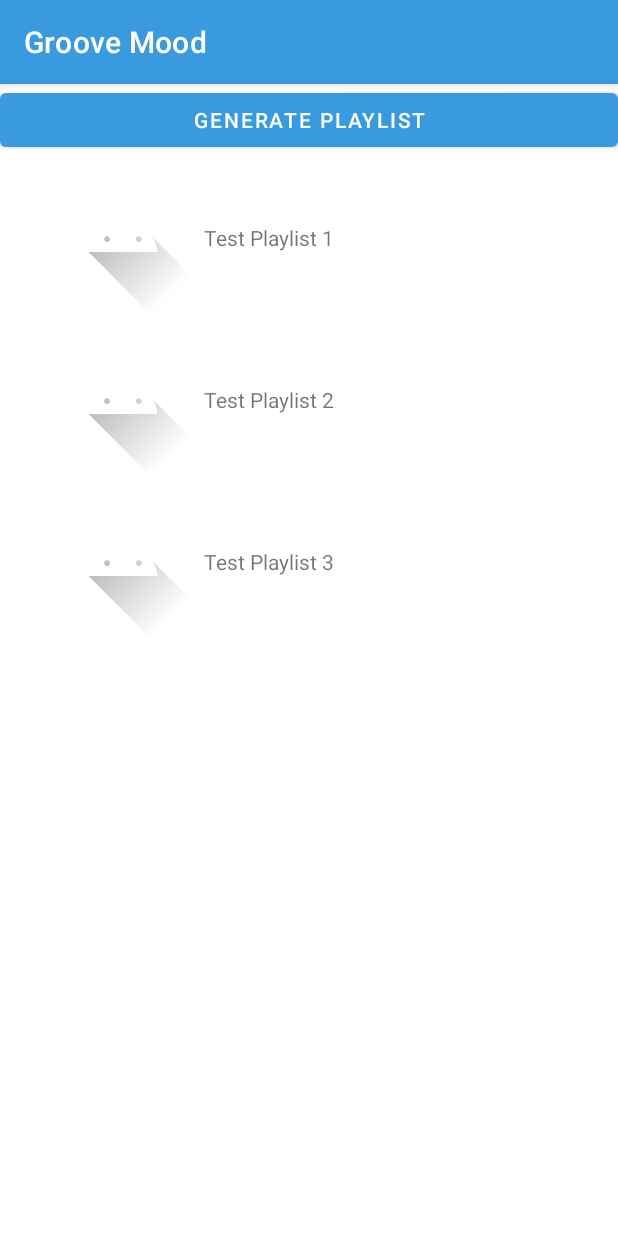
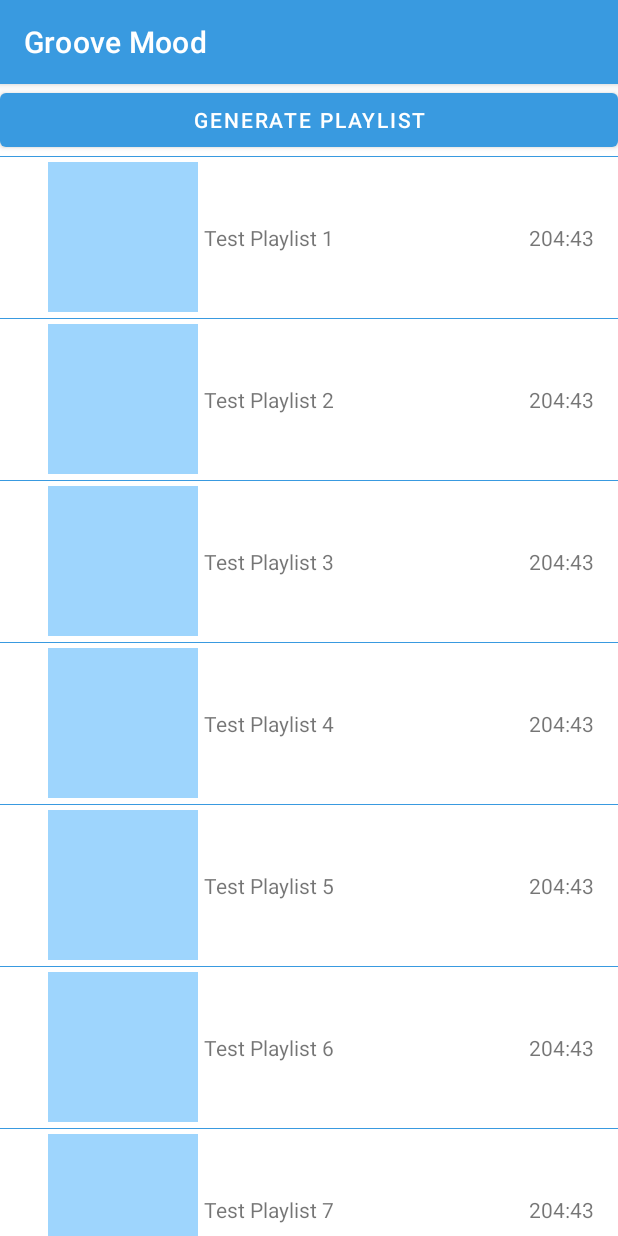
Before and after one commit to TristanStreich/GrooveMood, an Android app: the screen it shows after launch (MainActivity), on a phone screen of 412 x 824 dp. Run offline under Robolectric (Android 15) with nearby library versions, the phone set to English and light mode, and no system bars.

Commit message:
added scrolling on home screen

```diff
--- a/app/src/main/java/com/example/groovemood/MainActivity.java
+++ b/app/src/main/java/com/example/groovemood/MainActivity.java
@@ -71,19 +71,24 @@ public class MainActivity extends AppCompatActivity {
         testSongs.add(new Song(56f,"Test Song 10"));
 
 
-        Playlist testPlaylist1 = new Playlist("Test Playlist 1", 0f, .75f);
-        testPlaylist1.addSongs(testSongs);
-        playlists.add(testPlaylist1);
-
-        Playlist testPlaylist2 = new Playlist("Test Playlist 2", 0f, .75f);
-        testPlaylist1.addSongs(testSongs);
-        playlists.add(testPlaylist2);
-
-        Playlist testPlaylist3 = new Playlist("Test Playlist 3", 0f, .75f);
-        testPlaylist1.addSongs(testSongs);
-        playlists.add(testPlaylist3);
+        makeTestPlaylist(1,testSongs);
+        makeTestPlaylist(2,testSongs);
+        makeTestPlaylist(3,testSongs);
+        makeTestPlaylist(4,testSongs);
+        makeTestPlaylist(5,testSongs);
+        makeTestPlaylist(6,testSongs);
+        makeTestPlaylist(7,testSongs);
+        makeTestPlaylist(8,testSongs);
+        makeTestPlaylist(9,testSongs);
+        makeTestPlaylist(10,testSongs);
 
     }
+
+    private void makeTestPlaylist(int num, ArrayList<Song> songs){
+        Playlist testPlaylist = new Playlist("Test Playlist " + Integer.toString(num), 0.4f, .75f);
+        testPlaylist.addSongs(songs);
+        playlists.add(testPlaylist);}
+
 
     private void populateScreen(){
         for (Playlist playlist : playlists){
@@ -96,8 +101,11 @@ public class MainActivity extends AppCompatActivity {
         playlistsContainer.addView(playlistBar);
 
         TextView nameText = playlistBar.findViewById(R.id.playlistName);
+        nameText.setText(playlist.getName());
 
-        nameText.setText(playlist.getName());
+        TextView lengthText = playlistBar.findViewById(R.id.playlistLength);
+        lengthText.setText(playlist.getReadableLength());
+
 
         playlistBar.setOnClickListener(new View.OnClickListener() {
             @Override
--- a/app/src/main/java/com/example/groovemood/Song.java
+++ b/app/src/main/java/com/example/groovemood/Song.java
@@ -50,7 +50,12 @@ public final class Song {
     public static String convertToReadableLength(float len){
         int minutes = (int) Math.floor(len/60f);
         int seconds = (int) Math.round(len - minutes*60);
+        String strSecs = Integer.toString(seconds);
 
-        return Integer.toString(minutes)+":"+Integer.toString(seconds);
+        if (strSecs.length() == 1){
+            strSecs = "0" + strSecs;
+        }
+
+        return Integer.toString(minutes)+":"+strSecs;
     }
 }
--- /dev/null
+++ b/app/src/main/res/drawable/test_playlist_image.xml
@@ -0,0 +1,11 @@
+<?xml version="1.0" encoding="utf-8"?>
+<vector xmlns:android="http://schemas.android.com/apk/res/android"
+    android:width="108dp"
+    android:height="108dp"
+    android:viewportWidth="108"
+    android:viewportHeight="108">
+
+    <path
+        android:fillColor="@color/alt_blue"
+        android:pathData="M0,4h4v100h100v-100z" />
+</vector>
--- a/app/src/main/res/layout/activity_main.xml
+++ b/app/src/main/res/layout/activity_main.xml
@@ -15,9 +15,15 @@
         android:onClick="gotoGeneratePlaylist"
         android:text="Generate Playlist" />
 
-    <LinearLayout
-        android:id="@+id/playlistsContainer"
-        android:layout_width="match_parent"
-        android:layout_height="match_parent"
-        android:orientation="vertical"></LinearLayout>
+
+    <ScrollView
+        android:id="@+id/scrollView"
+        android:layout_width="fill_parent"
+        android:layout_height="wrap_content">
+        <LinearLayout
+            android:id="@+id/playlistsContainer"
+            android:layout_width="match_parent"
+            android:layout_height="match_parent"
+            android:orientation="vertical"></LinearLayout>
+    </ScrollView>
 </LinearLayout>
--- a/app/src/main/res/layout/playlist_bar.xml
+++ b/app/src/main/res/layout/playlist_bar.xml
@@ -22,5 +22,26 @@
         app:layout_constraintBottom_toBottomOf="parent"
         app:layout_constraintStart_toStartOf="parent"
         app:layout_constraintTop_toTopOf="parent"
-        app:srcCompat="@drawable/ic_launcher_foreground" />
+        app:srcCompat="@drawable/test_playlist_image" />
+
+    <TextView
+        android:id="@+id/playlistLength"
+        android:layout_width="wrap_content"
+        android:layout_height="wrap_content"
+        android:layout_marginEnd="16dp"
+        android:text="length"
+        app:layout_constraintBottom_toBottomOf="@+id/playlistName"
+        app:layout_constraintEnd_toEndOf="parent"
+        app:layout_constraintTop_toTopOf="@+id/playlistName"
+        app:layout_constraintVertical_bias="0.0" />
+
+    <View
+        android:layout_width="match_parent"
+        android:layout_height="0.5dp"
+        android:background="@color/main_blue"
+        app:layout_constraintEnd_toEndOf="parent"
+        app:layout_constraintStart_toStartOf="parent"
+        app:layout_constraintTop_toTopOf="parent" />
+
+
 </androidx.constraintlayout.widget.ConstraintLayout>
```
